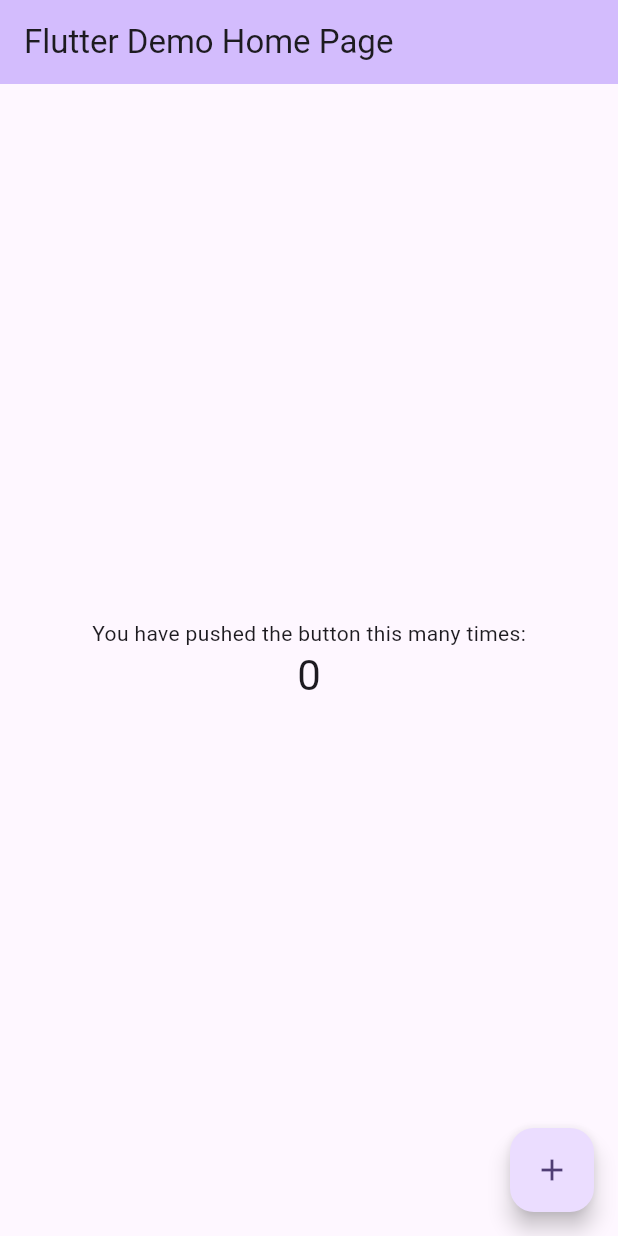
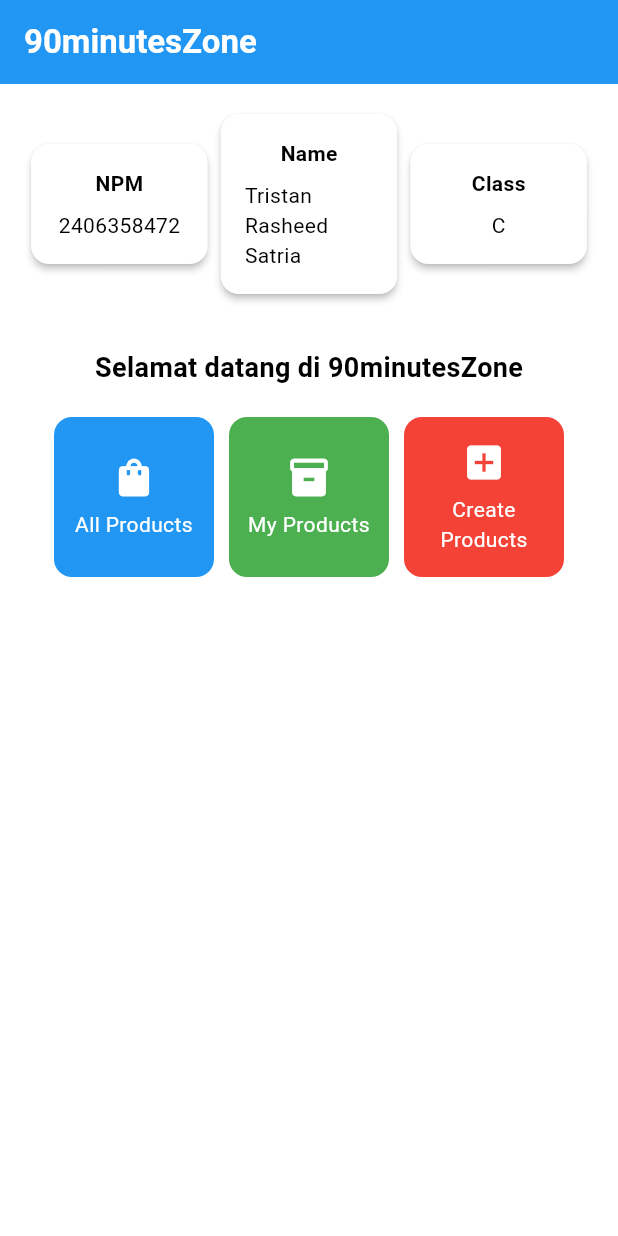
Before and after one commit to Cyaside/90minutes-zone-mobile, a Flutter app: the screen it shows after launch, on a phone screen of 412 x 824 dp. Run offline on Flutter 3.47's test engine with Material 3 defaults, Android fonts, the phone set to English and light mode, and no system bars.

Commit message:
Completed Tugas 7 Elemen Dasar Flutter

```diff
--- a/lib/main.dart
+++ b/lib/main.dart
@@ -1,4 +1,5 @@
 import 'package:flutter/material.dart';
+import 'package:_90minutes_zone_mobile/menu.dart';
 
 void main() {
   runApp(const MyApp());
@@ -28,95 +29,11 @@
         //
         // This works for code too, not just values: Most code changes can be
         // tested with just a hot reload.
-        colorScheme: ColorScheme.fromSeed(seedColor: Colors.deepPurple),
+        colorScheme: ColorScheme.fromSwatch(
+          primarySwatch: Colors.blue,
+        ).copyWith(secondary: Colors.blueAccent[400]),
       ),
-      home: const MyHomePage(title: 'Flutter Demo Home Page'),
+      home: MyHomePage(),
     );
   }
 }
-
-class MyHomePage extends StatefulWidget {
-  const MyHomePage({super.key, required this.title});
-
-  // This widget is the home page of your application. It is stateful, meaning
-  // that it has a State object (defined below) that contains fields that affect
-  // how it looks.
-
-  // This class is the configuration for the state. It holds the values (in this
-  // case the title) provided by the parent (in this case the App widget) and
-  // used by the build method of the State. Fields in a Widget subclass are
-  // always marked "final".
-
-  final String title;
-
-  @override
-  State<MyHomePage> createState() => _MyHomePageState();
-}
-
-class _MyHomePageState extends State<MyHomePage> {
-  int _counter = 0;
-
-  void _incrementCounter() {
-    setState(() {
-      // This call to setState tells the Flutter framework that something has
-      // changed in this State, which causes it to rerun the build method below
-      // so that the display can reflect the updated values. If we changed
-      // _counter without calling setState(), then the build method would not be
-      // called again, and so nothing would appear to happen.
-      _counter++;
-    });
-  }
-
-  @override
-  Widget build(BuildContext context) {
-    // This method is rerun every time setState is called, for instance as done
-    // by the _incrementCounter method above.
-    //
-    // The Flutter framework has been optimized to make rerunning build methods
-    // fast, so that you can just rebuild anything that needs updating rather
-    // than having to individually change instances of widgets.
-    return Scaffold(
-      appBar: AppBar(
-        // TRY THIS: Try changing the color here to a specific color (to
-        // Colors.amber, perhaps?) and trigger a hot reload to see the AppBar
-        // change color while the other colors stay the same.
-        backgroundColor: Theme.of(context).colorScheme.inversePrimary,
-        // Here we take the value from the MyHomePage object that was created by
-        // the App.build method, and use it to set our appbar title.
-        title: Text(widget.title),
-      ),
-      body: Center(
-        // Center is a layout widget. It takes a single child and positions it
-        // in the middle of the parent.
-        child: Column(
-          // Column is also a layout widget. It takes a list of children and
-          // arranges them vertically. By default, it sizes itself to fit its
-          // children horizontally, and tries to be as tall as its parent.
-          //
-          // Column has various properties to control how it sizes itself and
-          // how it positions its children. Here we use mainAxisAlignment to
-          // center the children vertically; the main axis here is the vertical
-          // axis because Columns are vertical (the cross axis would be
-          // horizontal).
-          //
-          // TRY THIS: Invoke "debug painting" (choose the "Toggle Debug Paint"
-          // action in the IDE, or press "p" in the console), to see the
-          // wireframe for each widget.
-          mainAxisAlignment: MainAxisAlignment.center,
-          children: <Widget>[
-            const Text('You have pushed the button this many times:'),
-            Text(
-              '$_counter',
-              style: Theme.of(context).textTheme.headlineMedium,
-            ),
-          ],
-        ),
-      ),
-      floatingActionButton: FloatingActionButton(
-        onPressed: _incrementCounter,
-        tooltip: 'Increment',
-        child: const Icon(Icons.add),
-      ), // This trailing comma makes auto-formatting nicer for build methods.
-    );
-  }
-}
--- /dev/null
+++ b/lib/menu.dart
@@ -0,0 +1,182 @@
+import 'package:flutter/material.dart';
+
+class MyHomePage extends StatelessWidget {
+  MyHomePage({super.key});
+
+  final String nama = "Tristan Rasheed Satria"; //nama
+  final String npm = "2406358472"; //npm
+  final String kelas = "C"; //kelas
+
+  final List<ItemHomepage> items = [
+    ItemHomepage("All Products", Icons.shopping_bag, color: Colors.blue),
+    ItemHomepage("My Products", Icons.inventory_2, color: Colors.green),
+    ItemHomepage("Create Products", Icons.add_box, color: Colors.red),
+  ];
+
+  @override
+  Widget build(BuildContext context) {
+    // Scaffold menyediakan struktur dasar halaman dengan AppBar dan body.
+    return Scaffold(
+      // AppBar adalah bagian atas halaman yang menampilkan judul.
+      appBar: AppBar(
+        // Judul aplikasi "90minutesZone" dengan teks putih dan tebal.
+        title: const Text(
+          '90minutesZone',
+          style: TextStyle(color: Colors.white, fontWeight: FontWeight.bold),
+        ),
+        // Warna latar belakang AppBar diambil dari skema warna tema aplikasi.
+        backgroundColor: Theme.of(context).colorScheme.primary,
+      ),
+      // Body halaman dengan padding di sekelilingnya.
+      body: Padding(
+        padding: const EdgeInsets.all(16.0),
+        // Menyusun widget secara vertikal dalam sebuah kolom.
+        child: Column(
+          crossAxisAlignment: CrossAxisAlignment.center,
+          children: [
+            // Row untuk menampilkan 3 InfoCard secara horizontal.
+            Row(
+              mainAxisAlignment: MainAxisAlignment.spaceEvenly,
+              children: [
+                InfoCard(title: 'NPM', content: npm),
+                InfoCard(title: 'Name', content: nama),
+                InfoCard(title: 'Class', content: kelas),
+              ],
+            ),
+
+            // Memberikan jarak vertikal 16 unit.
+            const SizedBox(height: 16.0),
+
+            // Menempatkan widget berikutnya di tengah halaman.
+            Center(
+              child: Column(
+                // Menyusun teks dan grid item secara vertikal.
+                children: [
+                  // Menampilkan teks sambutan dengan gaya tebal dan ukuran 18.
+                  const Padding(
+                    padding: EdgeInsets.only(top: 16.0),
+                    child: Text(
+                      'Selamat datang di 90minutesZone',
+                      style: TextStyle(
+                        fontWeight: FontWeight.bold,
+                        fontSize: 18.0,
+                      ),
+                    ),
+                  ),
+
+                  // Grid untuk menampilkan ItemCard dalam bentuk grid 3 kolom.
+                  GridView.count(
+                    primary: true,
+                    padding: const EdgeInsets.all(20),
+                    crossAxisSpacing: 10,
+                    mainAxisSpacing: 10,
+                    crossAxisCount: 3,
+                    // Agar grid menyesuaikan tinggi kontennya.
+                    shrinkWrap: true,
+
+                    // Menampilkan ItemCard untuk setiap item dalam list items.
+                    children: items.map((ItemHomepage item) {
+                      return ItemCard(item);
+                    }).toList(),
+                  ),
+                ],
+              ),
+            ),
+          ],
+        ),
+      ),
+    );
+  }
+}
+
+class InfoCard extends StatelessWidget {
+  // Kartu informasi yang menampilkan title dan content.
+
+  final String title; // Judul kartu.
+  final String content; // Isi kartu.
+
+  const InfoCard({super.key, required this.title, required this.content});
+
+  @override
+  Widget build(BuildContext context) {
+    return Card(
+      // Membuat kotak kartu dengan bayangan dibawahnya.
+      elevation: 2.0,
+      child: Container(
+        // Mengatur ukuran dan jarak di dalam kartu.
+        width:
+            MediaQuery.of(context).size.width /
+            3.5, // menyesuaikan dengan lebar device yang digunakan.
+        padding: const EdgeInsets.all(16.0),
+        // Menyusun title dan content secara vertikal.
+        child: Column(
+          children: [
+            Text(title, style: const TextStyle(fontWeight: FontWeight.bold)),
+            const SizedBox(height: 8.0),
+            Text(content),
+          ],
+        ),
+      ),
+    );
+  }
+}
+
+class ItemHomepage {
+  final String name;
+  final IconData icon;
+  final Color? color;
+
+  ItemHomepage(this.name, this.icon, {this.color});
+}
+
+class ItemCard extends StatelessWidget {
+  // Menampilkan kartu dengan ikon dan nama.
+
+  final ItemHomepage item;
+
+  const ItemCard(this.item, {super.key});
+
+  @override
+  Widget build(BuildContext context) {
+    return Material(
+      // Menentukan warna latar belakang berdasarkan properti item.color,
+      // fallback ke warna sekunder tema jika tidak diberikan.
+      color: item.color ?? Theme.of(context).colorScheme.secondary,
+      // Membuat sudut kartu melengkung.
+      borderRadius: BorderRadius.circular(12),
+
+      child: InkWell(
+        // Aksi ketika kartu ditekan.
+        onTap: () {
+          // Menampilkan pesan SnackBar saat kartu ditekan.
+          ScaffoldMessenger.of(context)
+            ..hideCurrentSnackBar()
+            ..showSnackBar(
+              SnackBar(
+                content: Text("Kamu telah menekan tombol ${item.name}!"),
+              ),
+            );
+        },
+        // Container untuk menyimpan Icon dan Text
+        child: Container(
+          padding: const EdgeInsets.all(8),
+          child: Center(
+            child: Column(
+              // Menyusun ikon dan teks di tengah kartu.
+              mainAxisAlignment: MainAxisAlignment.center,
+              children: [
+                Icon(item.icon, color: Colors.white, size: 30.0),
+                const Padding(padding: EdgeInsets.all(3)),
+                Text(
+                  item.name,
+                  textAlign: TextAlign.center,
+                  style: const TextStyle(color: Colors.white),
+                ),
+              ],
+            ),
+          ),
+        ),
+      ),
+    );
+  }
+}
```
Also changed, not shown: 2 other files.
